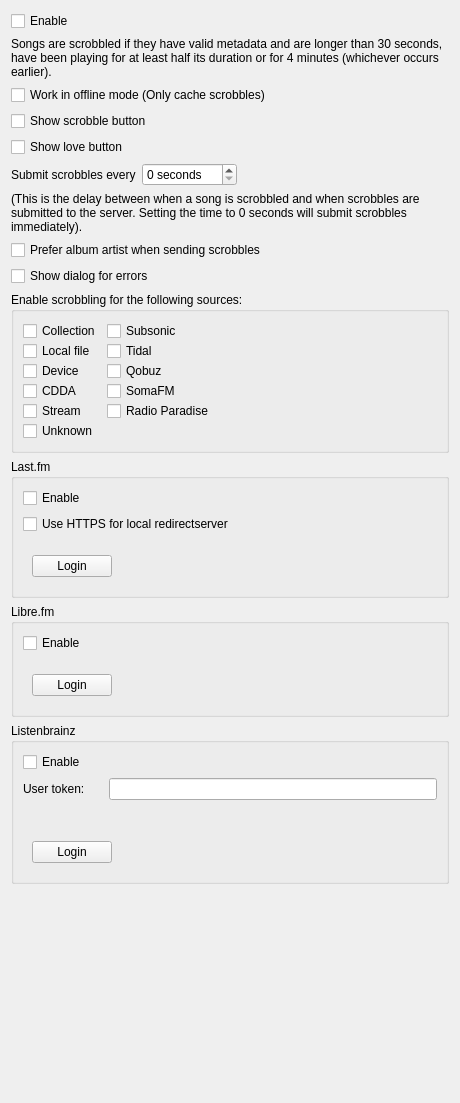
Qt form src/settings/scrobblersettingspage.ui (strawberrymusicplayer/strawberry) before a commit.
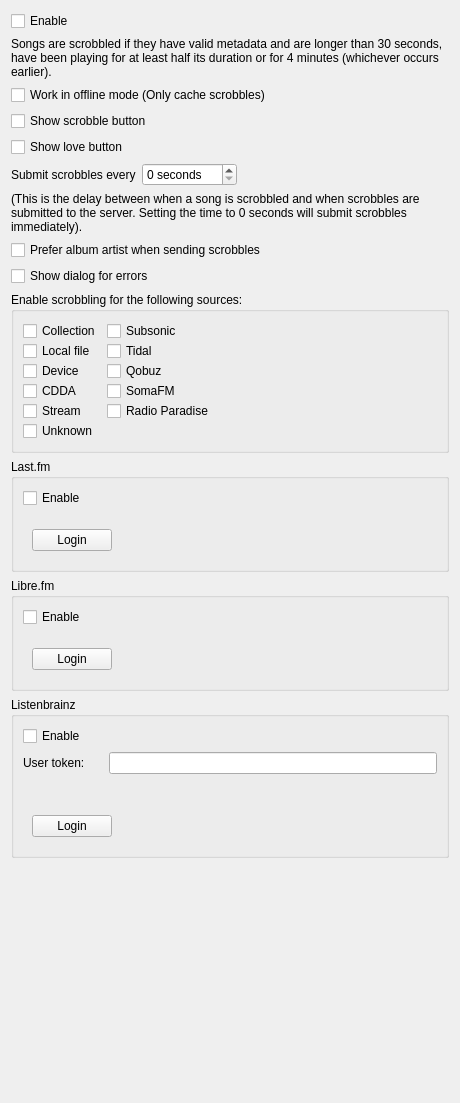
The same form after that commit. Custom widgets are drawn as their Qt base class.

Commit message: LocalRedirectServer: Remove https option and gnutls dependency

```diff
--- a/src/settings/scrobblersettingspage.ui
+++ b/src/settings/scrobblersettingspage.ui
@@ -224,13 +224,6 @@
         </property>
        </widget>
       </item>
-      <item>
-       <widget class="QCheckBox" name="checkbox_lastfm_https">
-        <property name="text">
-         <string>Use HTTPS for local redirectserver</string>
-        </property>
-       </widget>
-      </item>
       <item>
        <widget class="LoginStateWidget" name="widget_lastfm_login_state" native="true"/>
       </item>
```
Left out of the diff: 1 changed line with no effect on the pictures. The commit also changes 16 other files.
